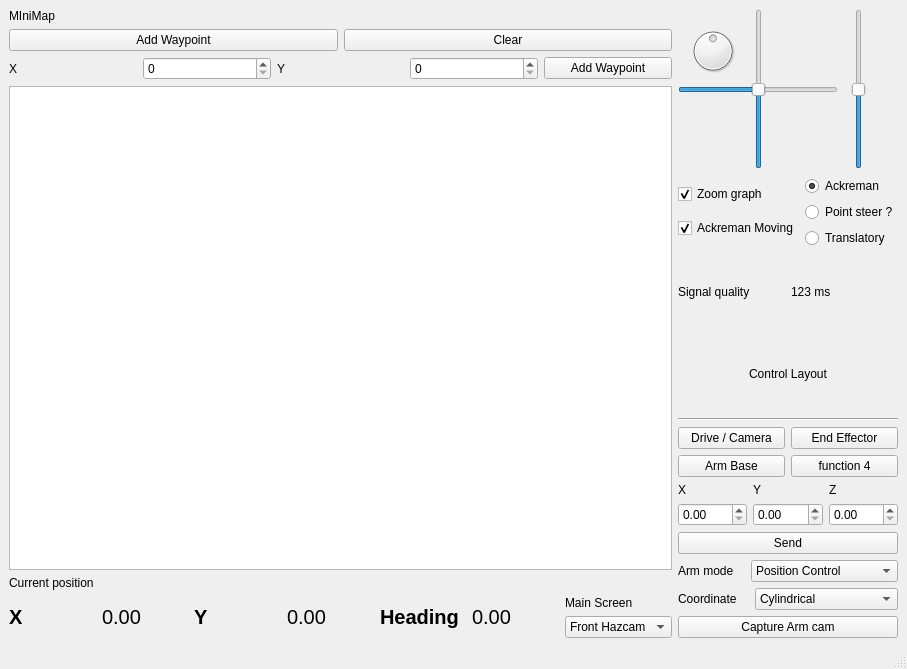
mcgill-robotics-archive/rover-2015, file catkin_ws/src/hci/ui_files/MainWindow_V4.ui: the form before one commit.
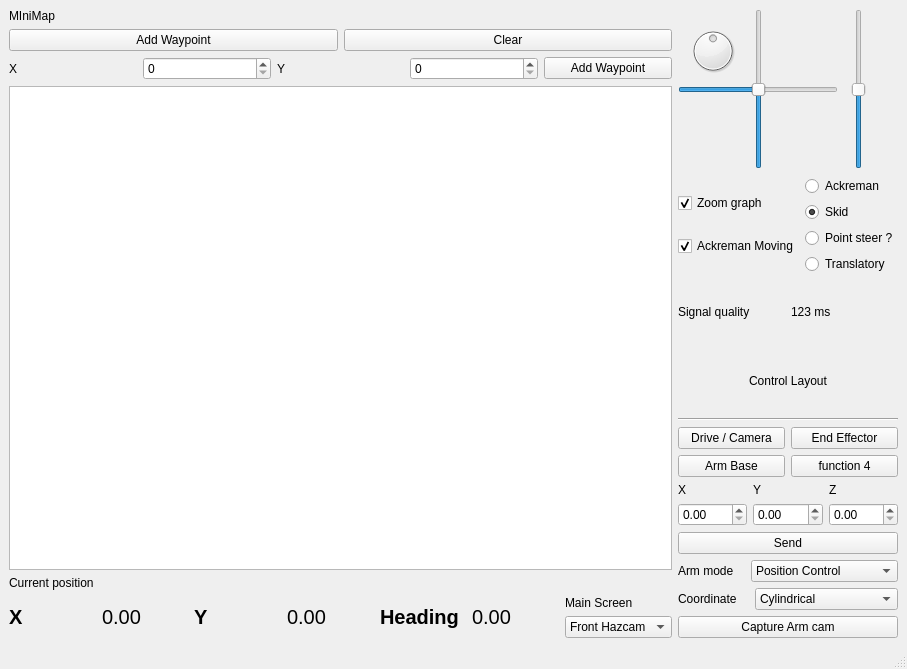
The form after the commit. Custom widgets are drawn as their Qt base class.

Commit message: skid button

Patch:
```diff
--- a/catkin_ws/src/hci/ui_files/MainWindow_V4.ui
+++ b/catkin_ws/src/hci/ui_files/MainWindow_V4.ui
@@ -346,6 +346,16 @@
              <string>Ackreman</string>
             </property>
             <property name="checked">
+             <bool>false</bool>
+            </property>
+           </widget>
+          </item>
+          <item>
+           <widget class="QRadioButton" name="skid">
+            <property name="text">
+             <string>Skid</string>
+            </property>
+            <property name="checked">
              <bool>true</bool>
             </property>
            </widget>
```
